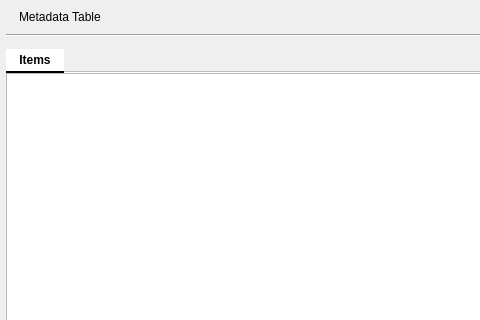
First picture: the form in src/MetadataArea/ui/metadata_table.ui, repository eidora-desktop/EIDORA, before the edit; both pictures show x 0 to 480 and y 0 to 320 of the 726 by 468 pixel window.
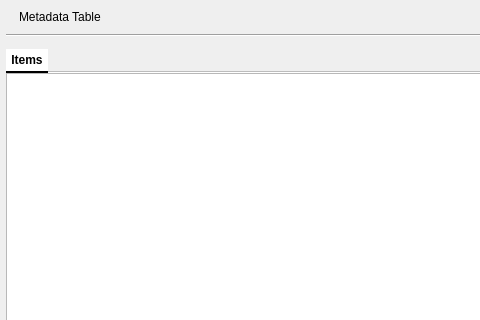
Second picture: the form after the edit. Icons and pictures are not drawn.

What changed in the file:
```diff
--- a/src/MetadataArea/ui/metadata_table.ui
+++ b/src/MetadataArea/ui/metadata_table.ui
@@ -171,9 +171,9 @@
       <item>
        <widget class="QTabWidget" name="tabs_metadata">
         <property name="styleSheet">
-         <string notr="true">QTabBar::tab { font-style: italic; font-weight: normal; padding: 4px 10px; color: palette(window-text); background-color: palette(window); border-bottom: 2px solid transparent; }
+         <string notr="true">QTabBar::tab { font-style: italic; font-weight: normal; padding: 4px 4px; color: palette(window-text); background-color: palette(window); border-bottom: 2px solid transparent; }
 QTabBar::tab:selected { background-color: palette(base); border-bottom: 2px solid palette(window-text); }
-QTabBar::tab:first, QTabBar::tab:only-one { font-style: normal; font-weight: bold; padding: 4px 14px; }</string>
+QTabBar::tab:first, QTabBar::tab:only-one { font-style: normal; font-weight: bold; padding: 4px 6px; }</string>
         </property>
         <property name="iconSize">
          <size>
```
